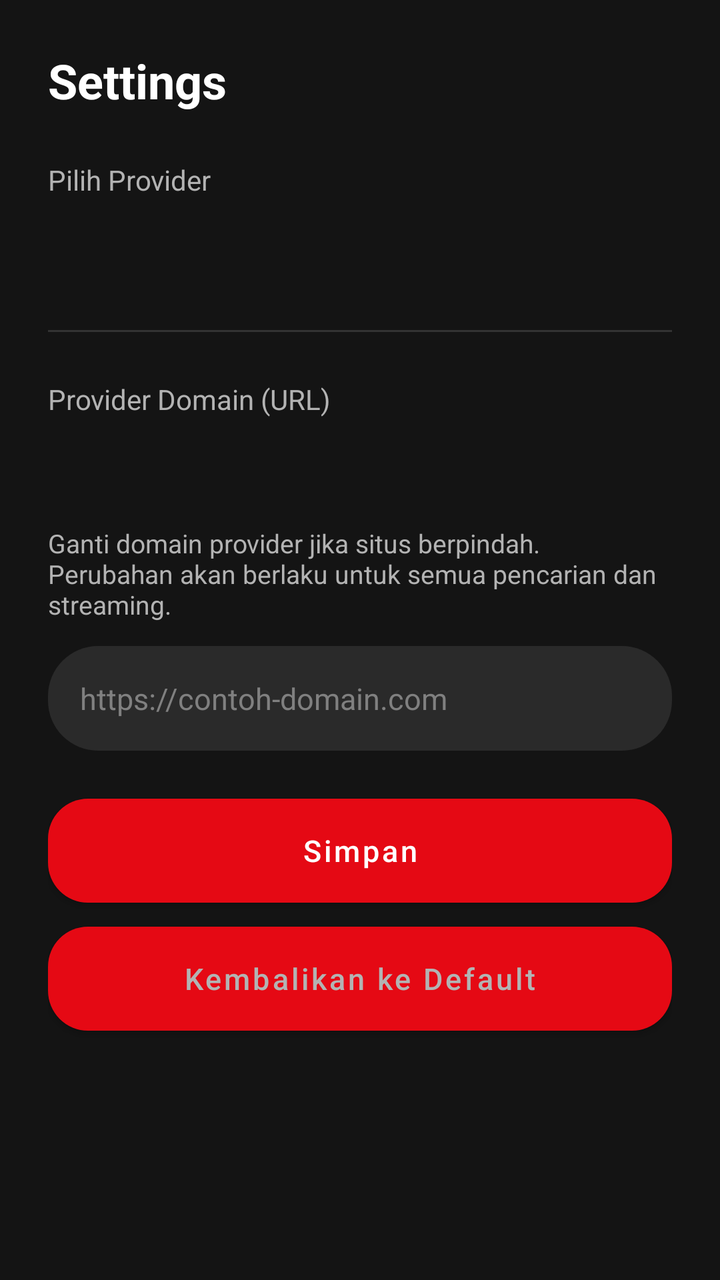
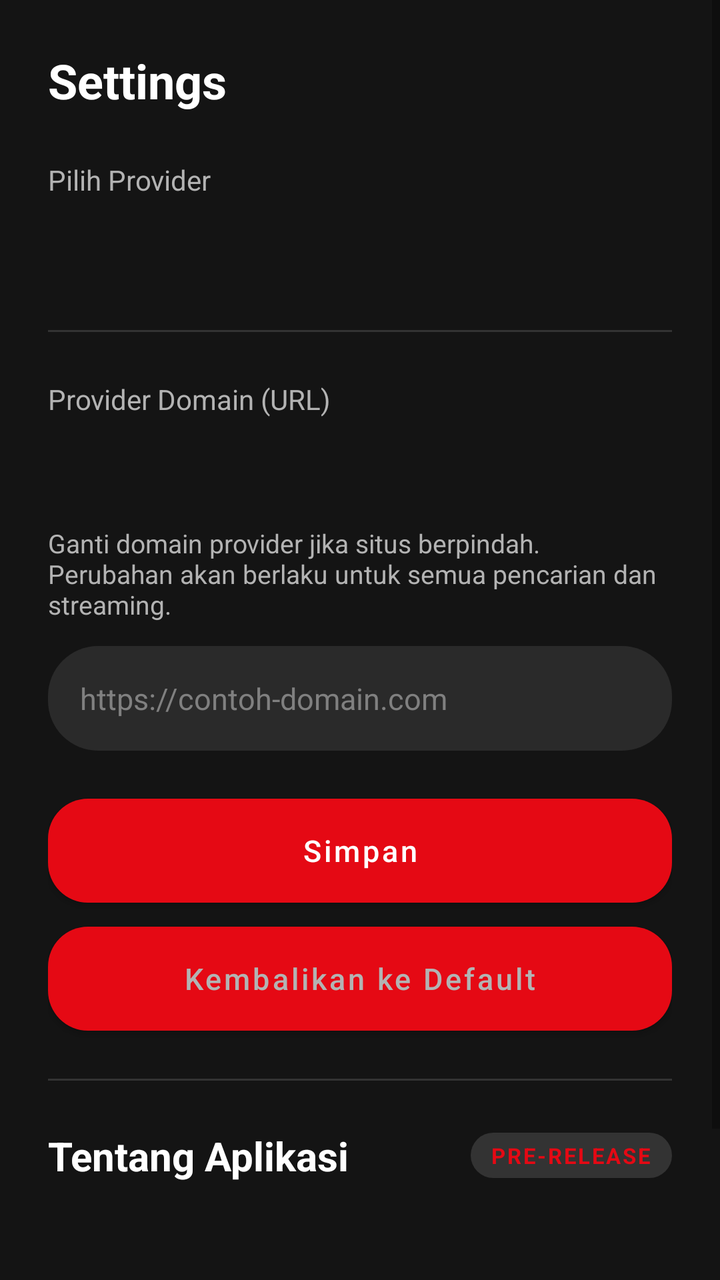

Screens rendered from an Android XML layout before and after an edit, with the pre-edit source and the edit as a unified diff.
<!-- AndroidManifest.xml: application theme Theme.WeebFlix -->
<!-- res/layout/fragment_settings.xml -->
<?xml version="1.0" encoding="utf-8"?>
<ScrollView xmlns:android="http://schemas.android.com/apk/res/android"
    xmlns:app="http://schemas.android.com/apk/res-auto"
    android:layout_width="match_parent"
    android:layout_height="match_parent"
    android:background="@color/netflix_black"
    android:fillViewport="true">

    <LinearLayout
        android:layout_width="match_parent"
        android:layout_height="wrap_content"
        android:orientation="vertical"
        android:padding="24dp">

        <TextView
            android:layout_width="wrap_content"
            android:layout_height="wrap_content"
            android:text="@string/settings"
            android:textColor="@color/netflix_text_primary"
            android:textSize="24sp"
            android:textStyle="bold"
            android:layout_marginBottom="24dp" />

        <TextView
            android:layout_width="wrap_content"
            android:layout_height="wrap_content"
            android:text="Pilih Provider"
            android:textColor="@color/netflix_text_secondary"
            android:textSize="14sp"
            android:layout_marginBottom="8dp" />

        <TextView
            android:id="@+id/tvCurrentProvider"
            android:layout_width="match_parent"
            android:layout_height="wrap_content"
            android:textColor="@color/netflix_red"
            android:textSize="16sp"
            android:textStyle="bold"
            android:layout_marginBottom="12dp" />

        <com.google.android.material.chip.ChipGroup
            android:id="@+id/chipGroupProviders"
            android:layout_width="match_parent"
            android:layout_height="wrap_content"
            app:singleSelection="true"
            app:selectionRequired="true"
            app:chipSpacingHorizontal="8dp"
            android:layout_marginBottom="24dp" />

        <View
            android:layout_width="match_parent"
            android:layout_height="1dp"
            android:background="@color/netflix_divider"
            android:layout_marginBottom="24dp" />

        <TextView
            android:layout_width="wrap_content"
            android:layout_height="wrap_content"
            android:text="@string/provider_domain"
            android:textColor="@color/netflix_text_secondary"
            android:textSize="14sp"
            android:layout_marginBottom="8dp" />

        <TextView
            android:id="@+id/tvCurrentUrl"
            android:layout_width="match_parent"
            android:layout_height="wrap_content"
            android:textColor="@color/netflix_red"
            android:textSize="16sp"
            android:textStyle="bold"
            android:layout_marginBottom="24dp" />

        <TextView
            android:layout_width="wrap_content"
            android:layout_height="wrap_content"
            android:text="@string/change_domain_hint"
            android:textColor="@color/netflix_text_secondary"
            android:textSize="13sp"
            android:layout_marginBottom="12dp" />

        <EditText
            android:id="@+id/etBaseUrl"
            android:layout_width="match_parent"
            android:layout_height="wrap_content"
            android:background="@drawable/bg_search"
            android:textColor="@color/netflix_text_primary"
            android:textColorHint="@color/netflix_text_hint"
            android:hint="@string/enter_new_domain"
            android:inputType="textUri"
            android:padding="16dp"
            android:textSize="15sp"
            android:singleLine="true"
            android:layout_marginBottom="24dp" />

        <Button
            android:id="@+id/btnSave"
            android:layout_width="match_parent"
            android:layout_height="52dp"
            android:background="@drawable/bg_chip_active"
            android:text="@string/save"
            android:textColor="@color/netflix_text_primary"
            android:textSize="15sp"
            android:textAllCaps="false"
            android:layout_marginBottom="12dp" />

        <Button
            android:id="@+id/btnReset"
            android:layout_width="match_parent"
            android:layout_height="52dp"
            android:background="@drawable/bg_chip"
            android:text="@string/reset_default"
            android:textColor="@color/netflix_text_secondary"
            android:textSize="15sp"
            android:textAllCaps="false" />

    </LinearLayout>
</ScrollView>
<!-- resources referenced by this layout -->
<resources>
  <color name="netflix_black">#141414</color>
  <color name="netflix_divider">#333333</color>
  <color name="netflix_red">#FFE50914</color>
  <color name="netflix_text_hint">#808080</color>
  <color name="netflix_text_primary">#FFFFFF</color>
  <color name="netflix_text_secondary">#B3B3B3</color>
  <!-- drawable bg_chip (drawable) -->
  <?xml version="1.0" encoding="utf-8"?>
  <shape xmlns:android="http://schemas.android.com/apk/res/android"
      android:shape="rectangle">
      <solid android:color="@color/chip_bg" />
      <corners android:radius="20dp" />
  </shape>
  <!-- drawable bg_chip_active (drawable) -->
  <?xml version="1.0" encoding="utf-8"?>
  <shape xmlns:android="http://schemas.android.com/apk/res/android"
      android:shape="rectangle">
      <solid android:color="@color/chip_active" />
      <corners android:radius="20dp" />
  </shape>
  <!-- drawable bg_search (drawable) -->
  <?xml version="1.0" encoding="utf-8"?>
  <shape xmlns:android="http://schemas.android.com/apk/res/android"
      android:shape="rectangle">
      <solid android:color="@color/search_bg" />
      <corners android:radius="25dp" />
  </shape>
  <string name="change_domain_hint">Ganti domain provider jika situs berpindah. Perubahan akan berlaku untuk semua pencarian dan streaming.</string>
  <string name="enter_new_domain">https://contoh-domain.com</string>
  <string name="provider_domain">Provider Domain (URL)</string>
  <string name="reset_default">Kembalikan ke Default</string>
  <string name="save">Simpan</string>
  <string name="settings">Settings</string>
  <style name="Theme.WeebFlix" parent="Theme.MaterialComponents.DayNight.NoActionBar">
          <item name="colorPrimary">@color/netflix_red</item>
          <item name="colorPrimaryVariant">@color/netflix_red_dark</item>
          <item name="colorOnPrimary">@color/white</item>
          <item name="colorSecondary">@color/netflix_red</item>
          <item name="colorSecondaryVariant">@color/netflix_red_dark</item>
          <item name="colorOnSecondary">@color/white</item>
          <item name="android:statusBarColor">@color/netflix_black</item>
          <item name="android:navigationBarColor">@color/netflix_black</item>
          <item name="android:windowBackground">@color/netflix_black</item>
          <item name="android:windowNoTitle">true</item>
          <item name="android:windowFullscreen">false</item>
          <item name="windowActionBar">false</item>
      </style>
  <color name="chip_bg">#333333</color>
  <color name="chip_active">#E50914</color>
  <color name="search_bg">#2A2A2A</color>
  <color name="netflix_red_dark">#B20710</color>
  <color name="white">#FFFFFF</color>
</resources>

<!-- the commit's change to res/layout/fragment_settings.xml (unified diff, before → after) -->
@@ -113,5 +113,75 @@
             android:textSize="15sp"
             android:textAllCaps="false" />
 
+        <View
+            android:layout_width="match_parent"
+            android:layout_height="1dp"
+            android:background="@color/netflix_divider"
+            android:layout_marginTop="24dp"
+            android:layout_marginBottom="24dp" />
+
+        <LinearLayout
+            android:layout_width="match_parent"
+            android:layout_height="wrap_content"
+            android:orientation="horizontal"
+            android:gravity="center_vertical"
+            android:layout_marginBottom="16dp">
+
+            <TextView
+                android:layout_width="0dp"
+                android:layout_height="wrap_content"
+                android:layout_weight="1"
+                android:text="@string/about_app"
+                android:textColor="@color/netflix_text_primary"
+                android:textSize="20sp"
+                android:textStyle="bold" />
+
+            <TextView
+                android:layout_width="wrap_content"
+                android:layout_height="wrap_content"
+                android:text="@string/pre_release_badge"
+                android:textColor="@color/netflix_red"
+                android:textSize="11sp"
+                android:textStyle="bold"
+                android:letterSpacing="0.08"
+                android:background="@drawable/bg_chip"
+                android:paddingStart="10dp"
+                android:paddingEnd="10dp"
+                android:paddingTop="4dp"
+                android:paddingBottom="4dp" />
+        </LinearLayout>
+
+        <TextView
+            android:id="@+id/tvAppName"
+            android:layout_width="wrap_content"
+            android:layout_height="wrap_content"
+            android:textColor="@color/netflix_text_primary"
+            android:textSize="16sp"
+            android:textStyle="bold"
+            android:layout_marginBottom="12dp" />
+
+        <TextView
+            android:id="@+id/tvAppVersion"
+            android:layout_width="match_parent"
+            android:layout_height="wrap_content"
+            android:textColor="@color/netflix_text_secondary"
+            android:textSize="13sp"
+            android:layout_marginBottom="4dp" />
+
+        <TextView
+            android:id="@+id/tvAppCommit"
+            android:layout_width="match_parent"
+            android:layout_height="wrap_content"
+            android:textColor="@color/netflix_text_secondary"
+            android:textSize="13sp"
+            android:layout_marginBottom="4dp" />
+
+        <TextView
+            android:id="@+id/tvAppBuildDate"
+            android:layout_width="match_parent"
+            android:layout_height="wrap_content"
+            android:textColor="@color/netflix_text_secondary"
+            android:textSize="13sp" />
+
     </LinearLayout>
 </ScrollView>
<!-- resource entries referenced after the edit -->
@@ -27,8 +27,10 @@
       <solid android:color="@color/search_bg" />
       <corners android:radius="25dp" />
   </shape>
+  <string name="about_app">Tentang Aplikasi</string>
   <string name="change_domain_hint">Ganti domain provider jika situs berpindah. Perubahan akan berlaku untuk semua pencarian dan streaming.</string>
   <string name="enter_new_domain">https://contoh-domain.com</string>
+  <string name="pre_release_badge">PRE-RELEASE</string>
   <string name="provider_domain">Provider Domain (URL)</string>
   <string name="reset_default">Kembalikan ke Default</string>
   <string name="save">Simpan</string>
